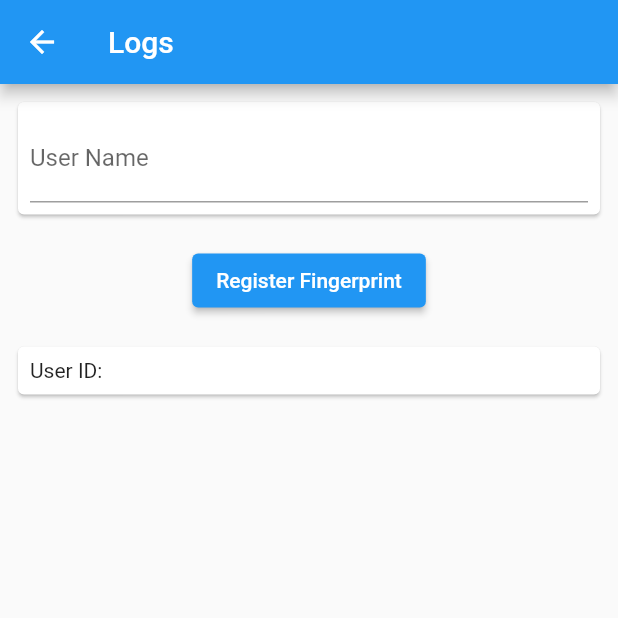
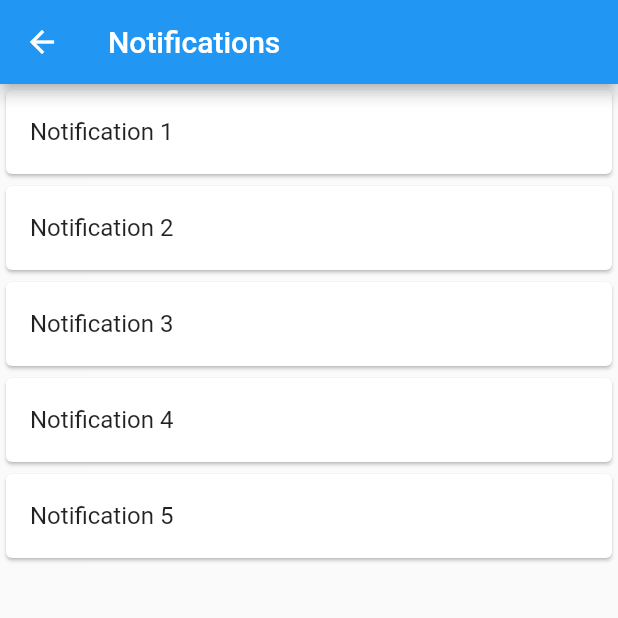
Before and after one commit to mavcuevas/flutter_intake_tracker, a Flutter app: the NotificationsScreen screen opened by its route, on a phone screen of 412 x 824 dp, the top half of it. Run offline on Flutter 3.47's test engine with Material 2 defaults, Android fonts, the phone set to English and light mode, and no system bars; our stand-ins replace cloud_firestore, firebase_auth, firebase_core; missing offline and left inert: flutter_admin_scaffold; accounts and stored records are empty.

Commit message:
lahat
inayos ko lahat

```diff
--- a/lib/screens/notifications_screen.dart
+++ b/lib/screens/notifications_screen.dart
@@ -12,52 +12,29 @@ class NotificationsScreen extends StatefulWidget {
 }
 
 class _NotificationsScreenState extends State<NotificationsScreen> {
+  List<String> notifications = [
+    'Notification 1',
+    'Notification 2',
+    'Notification 3',
+    'Notification 4',
+    'Notification 5',
+  ];
+
   @override
   Widget build(BuildContext context) {
     return Scaffold(
       appBar: AppBar(
-        title: Text('Logs'),
+        title: Text('Notifications'),
       ),
-      body: Padding(
-        padding: const EdgeInsets.all(8.0),
-        child: Column(
-          children: [
-            Card(
-              child: Padding(
-                padding: const EdgeInsets.all(8.0),
-                child: Row(
-                  children: [
-                    Expanded(
-                      child: TextField(
-                        decoration: const InputDecoration(
-                          labelText: 'User Name',
-                        ),
-                      ),
-                    ),
-                  ],
-                ),
-              ),
+      body: ListView.builder(
+        itemCount: notifications.length,
+        itemBuilder: (context, index) {
+          return Card(
+            child: ListTile(
+              title: Text(notifications[index]),
             ),
-            SizedBox(height: 16),
-            ElevatedButton(
-              onPressed: () {},
-              child: const Text('Register Fingerprint'),
-            ),
-            SizedBox(height: 16),
-            Card(
-              child: Padding(
-                padding: const EdgeInsets.all(8.0),
-                child: Row(
-                  children: [
-                    const Expanded(
-                      child: Text('User ID:'),
-                    ),
-                  ],
-                ),
-              ),
-            ),
-          ],
-        ),
+          );
+        },
       ),
     );
   }
```
Also changed, not shown: lib/screens/logs_screen.dart (+25 -17 lines), lib/screens/sign_in_screen.dart (+26 -2 lines).
